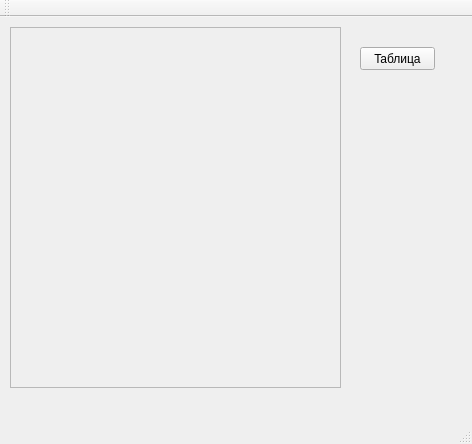
Old version of the form MainForm/mainwindow.ui in the repository Hronbox/CASE_SWDEP.
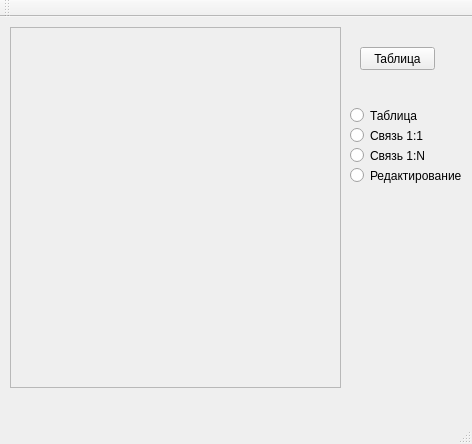
New version of the form.

What changed in the file:
```diff
--- a/MainForm/mainwindow.ui
+++ b/MainForm/mainwindow.ui
@@ -56,6 +56,58 @@
      </property>
     </widget>
    </widget>
+   <widget class="QRadioButton" name="radioButton">
+    <property name="geometry">
+     <rect>
+      <x>350</x>
+      <y>90</y>
+      <width>82</width>
+      <height>17</height>
+     </rect>
+    </property>
+    <property name="text">
+     <string>Таблица</string>
+    </property>
+   </widget>
+   <widget class="QRadioButton" name="radioButton_2">
+    <property name="geometry">
+     <rect>
+      <x>350</x>
+      <y>110</y>
+      <width>82</width>
+      <height>17</height>
+     </rect>
+    </property>
+    <property name="text">
+     <string>Связь 1:1</string>
+    </property>
+   </widget>
+   <widget class="QRadioButton" name="radioButton_3">
+    <property name="geometry">
+     <rect>
+      <x>350</x>
+      <y>150</y>
+      <width>111</width>
+      <height>17</height>
+     </rect>
+    </property>
+    <property name="text">
+     <string>Редактирование</string>
+    </property>
+   </widget>
+   <widget class="QRadioButton" name="radioButton_4">
+    <property name="geometry">
+     <rect>
+      <x>350</x>
+      <y>130</y>
+      <width>82</width>
+      <height>17</height>
+     </rect>
+    </property>
+    <property name="text">
+     <string>Связь 1:N</string>
+    </property>
+   </widget>
   </widget>
   <widget class="QMenuBar" name="menuBar">
    <property name="geometry">
```
